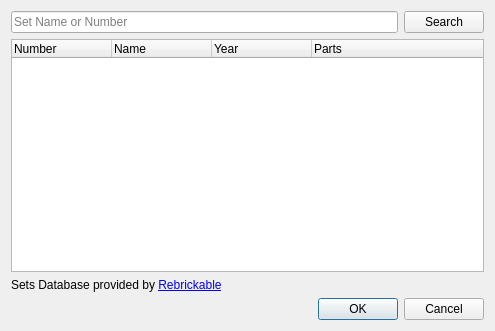
Old version of the form common/lc_setsdatabasedialog.ui in the repository nathaneltitane/studworx.
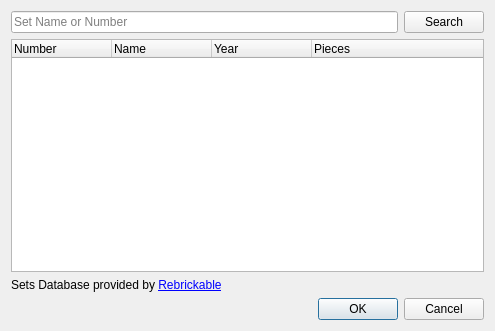
New version of the form.

The edit to the form file:
```diff
--- a/common/lc_setsdatabasedialog.ui
+++ b/common/lc_setsdatabasedialog.ui
@@ -63,7 +63,7 @@
      </column>
      <column>
       <property name="text">
-       <string>Parts</string>
+       <string>Pieces</string>
       </property>
      </column>
     </widget>
```
